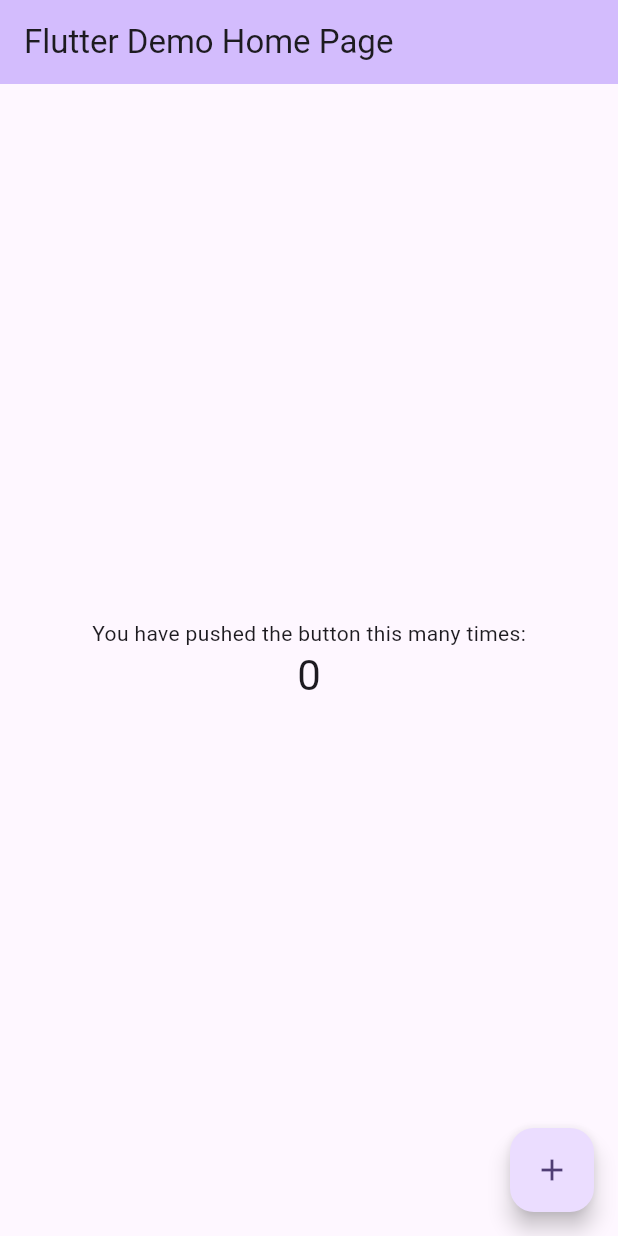
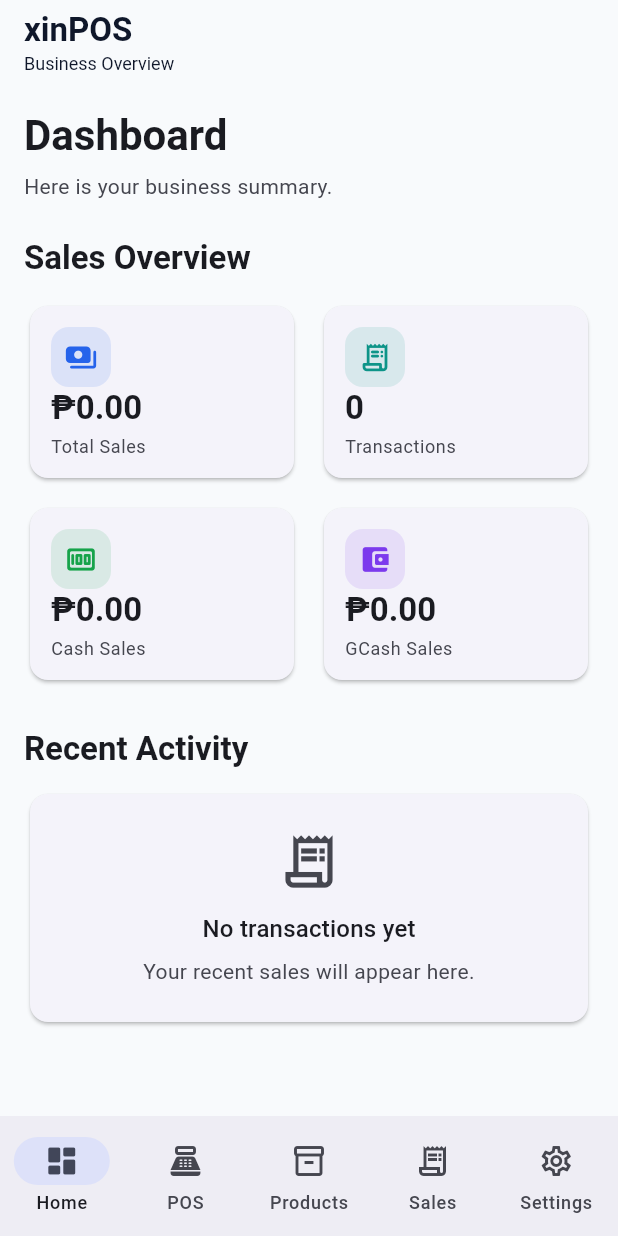
Before and after one commit to jinxinyii/xinpos, a Flutter app: the screen it shows after launch, on a phone screen of 412 x 824 dp. Run offline on Flutter 3.47's test engine with Material 3 defaults, Android fonts, the phone set to English and light mode, and no system bars; our stand-ins replace flutter_riverpod, go_router.

Commit message:
feat: implement core application structure with routing and theming

```diff
--- /dev/null
+++ b/lib/app.dart
@@ -0,0 +1,20 @@
+import 'package:flutter/material.dart';
+
+import 'core/router/app_router.dart';
+import 'core/theme/app_theme.dart';
+
+class XinPosApp extends StatelessWidget {
+  const XinPosApp({super.key});
+
+  @override
+  Widget build(BuildContext context) {
+    return MaterialApp.router(
+      title: 'xinPOS',
+      debugShowCheckedModeBanner: false,
+      theme: AppTheme.lightTheme,
+      darkTheme: AppTheme.darkTheme,
+      themeMode: ThemeMode.system,
+      routerConfig: appRouter,
+    );
+  }
+}
--- /dev/null
+++ b/lib/core/router/app_router.dart
@@ -0,0 +1,77 @@
+import 'package:flutter/material.dart';
+import 'package:go_router/go_router.dart';
+
+import '../../features/dashboard/presentation/screens/dashboard_screen.dart';
+import '../../shared/widgets/feature_placeholder.dart';
+import 'main_scaffold.dart';
+
+final GoRouter appRouter = GoRouter(
+  initialLocation: '/',
+  routes: [
+    StatefulShellRoute.indexedStack(
+      builder: (context, state, navigationShell) {
+        return MainScaffold(
+          navigationShell: navigationShell,
+        );
+      },
+      branches: [
+        StatefulShellBranch(
+          routes: [
+            GoRoute(
+              path: '/',
+              builder: (context, state) => const DashboardScreen(),
+            ),
+          ],
+        ),
+        StatefulShellBranch(
+          routes: [
+            GoRoute(
+              path: '/pos',
+              builder: (context, state) => const FeaturePlaceholder(
+                title: 'Point of Sale',
+                description: 'Process customer purchases and payments.',
+                icon: Icons.point_of_sale_rounded,
+              ),
+            ),
+          ],
+        ),
+        StatefulShellBranch(
+          routes: [
+            GoRoute(
+              path: '/products',
+              builder: (context, state) => const FeaturePlaceholder(
+                title: 'Products',
+                description: 'Manage your products, prices and barcodes.',
+                icon: Icons.inventory_2_rounded,
+              ),
+            ),
+          ],
+        ),
+        StatefulShellBranch(
+          routes: [
+            GoRoute(
+              path: '/sales',
+              builder: (context, state) => const FeaturePlaceholder(
+                title: 'Sales History',
+                description: 'Review your transactions and sales records.',
+                icon: Icons.receipt_long_rounded,
+              ),
+            ),
+          ],
+        ),
+        StatefulShellBranch(
+          routes: [
+            GoRoute(
+              path: '/settings',
+              builder: (context, state) => const FeaturePlaceholder(
+                title: 'Settings',
+                description: 'Manage your business and application settings.',
+                icon: Icons.settings_rounded,
+              ),
+            ),
+          ],
+        ),
+      ],
+    ),
+  ],
+);
--- /dev/null
+++ b/lib/core/router/main_scaffold.dart
@@ -0,0 +1,89 @@
+import 'package:flutter/material.dart';
+import 'package:go_router/go_router.dart';
+
+class MainScaffold extends StatelessWidget {
+  final StatefulNavigationShell navigationShell;
+
+  const MainScaffold({
+    super.key,
+    required this.navigationShell,
+  });
+
+  static const List<NavigationDestination> destinations = [
+    NavigationDestination(
+      icon: Icon(Icons.dashboard_outlined),
+      selectedIcon: Icon(Icons.dashboard_rounded),
+      label: 'Home',
+    ),
+    NavigationDestination(
+      icon: Icon(Icons.point_of_sale_outlined),
+      selectedIcon: Icon(Icons.point_of_sale_rounded),
+      label: 'POS',
+    ),
+    NavigationDestination(
+      icon: Icon(Icons.inventory_2_outlined),
+      selectedIcon: Icon(Icons.inventory_2_rounded),
+      label: 'Products',
+    ),
+    NavigationDestination(
+      icon: Icon(Icons.receipt_long_outlined),
+      selectedIcon: Icon(Icons.receipt_long_rounded),
+      label: 'Sales',
+    ),
+    NavigationDestination(
+      icon: Icon(Icons.settings_outlined),
+      selectedIcon: Icon(Icons.settings_rounded),
+      label: 'Settings',
+    ),
+  ];
+
+  void _onDestinationSelected(int index) {
+    navigationShell.goBranch(
+      index,
+      initialLocation: index == navigationShell.currentIndex,
+    );
+  }
+
+  @override
+  Widget build(BuildContext context) {
+    return LayoutBuilder(
+      builder: (context, constraints) {
+        final isTablet = constraints.maxWidth >= 800;
+
+        if (isTablet) {
+          return Scaffold(
+            body: Row(
+              children: [
+                NavigationRail(
+                  selectedIndex: navigationShell.currentIndex,
+                  onDestinationSelected: _onDestinationSelected,
+                  labelType: NavigationRailLabelType.all,
+                  destinations: destinations.map((destination) {
+                    return NavigationRailDestination(
+                      icon: destination.icon,
+                      selectedIcon: destination.selectedIcon,
+                      label: Text(destination.label),
+                    );
+                  }).toList(),
+                ),
+                const VerticalDivider(width: 1),
+                Expanded(
+                  child: navigationShell,
+                ),
+              ],
+            ),
+          );
+        }
+
+        return Scaffold(
+          body: navigationShell,
+          bottomNavigationBar: NavigationBar(
+            selectedIndex: navigationShell.currentIndex,
+            onDestinationSelected: _onDestinationSelected,
+            destinations: destinations,
+          ),
+        );
+      },
+    );
+  }
+}
--- /dev/null
+++ b/lib/core/theme/app_theme.dart
@@ -0,0 +1,32 @@
+import 'package:flutter/material.dart';
+
+class AppTheme {
+  static const Color primaryColor = Color(0xFF2563EB);
+
+  static ThemeData get lightTheme {
+    return ThemeData(
+      useMaterial3: true,
+      colorScheme: ColorScheme.fromSeed(
+        seedColor: primaryColor,
+        brightness: Brightness.light,
+      ),
+      scaffoldBackgroundColor: const Color(0xFFF8FAFC),
+      appBarTheme: const AppBarTheme(
+        backgroundColor: Color(0xFFF8FAFC),
+        foregroundColor: Color(0xFF0F172A),
+        elevation: 0,
+        centerTitle: false,
+      ),
+    );
+  }
+
+  static ThemeData get darkTheme {
+    return ThemeData(
+      useMaterial3: true,
+      colorScheme: ColorScheme.fromSeed(
+        seedColor: primaryColor,
+        brightness: Brightness.dark,
+      ),
+    );
+  }
+}
--- /dev/null
+++ b/lib/features/dashboard/presentation/screens/dashboard_screen.dart
@@ -0,0 +1,208 @@
+import 'package:flutter/material.dart';
+
+class DashboardScreen extends StatelessWidget {
+  const DashboardScreen({super.key});
+
+  @override
+  Widget build(BuildContext context) {
+    final theme = Theme.of(context);
+
+    return Scaffold(
+      appBar: AppBar(
+        title: const Column(
+          crossAxisAlignment: CrossAxisAlignment.start,
+          children: [
+            Text(
+              'xinPOS',
+              style: TextStyle(
+                fontWeight: FontWeight.bold,
+              ),
+            ),
+            Text(
+              'Business Overview',
+              style: TextStyle(
+                fontSize: 12,
+                fontWeight: FontWeight.normal,
+              ),
+            ),
+          ],
+        ),
+      ),
+      body: LayoutBuilder(
+        builder: (context, constraints) {
+          final width = constraints.maxWidth;
+          final crossAxisCount = width >= 1000 ? 4 : 2;
+
+          return SingleChildScrollView(
+            padding: EdgeInsets.all(width >= 800 ? 28 : 16),
+            child: Column(
+              crossAxisAlignment: CrossAxisAlignment.start,
+              children: [
+                Text(
+                  'Dashboard',
+                  style: theme.textTheme.headlineMedium?.copyWith(
+                    fontWeight: FontWeight.bold,
+                  ),
+                ),
+                const SizedBox(height: 6),
+                Text(
+                  'Here is your business summary.',
+                  style: theme.textTheme.bodyMedium?.copyWith(
+                    color: theme.colorScheme.onSurfaceVariant,
+                  ),
+                ),
+                const SizedBox(height: 24),
+                Text(
+                  'Sales Overview',
+                  style: theme.textTheme.titleLarge?.copyWith(
+                    fontWeight: FontWeight.bold,
+                  ),
+                ),
+                const SizedBox(height: 14),
+                GridView.count(
+                  crossAxisCount: crossAxisCount,
+                  shrinkWrap: true,
+                  physics: const NeverScrollableScrollPhysics(),
+                  crossAxisSpacing: 12,
+                  mainAxisSpacing: 12,
+                  childAspectRatio: width >= 800 ? 1.8 : 1.5,
+                  children: const [
+                    DashboardMetricCard(
+                      title: 'Total Sales',
+                      value: '₱0.00',
+                      icon: Icons.payments_rounded,
+                      color: Color(0xFF2563EB),
+                    ),
+                    DashboardMetricCard(
+                      title: 'Transactions',
+                      value: '0',
+                      icon: Icons.receipt_long_rounded,
+                      color: Color(0xFF0D9488),
+                    ),
+                    DashboardMetricCard(
+                      title: 'Cash Sales',
+                      value: '₱0.00',
+                      icon: Icons.money_rounded,
+                      color: Color(0xFF16A34A),
+                    ),
+                    DashboardMetricCard(
+                      title: 'GCash Sales',
+                      value: '₱0.00',
+                      icon: Icons.account_balance_wallet_rounded,
+                      color: Color(0xFF7C3AED),
+                    ),
+                  ],
+                ),
+                const SizedBox(height: 28),
+                Text(
+                  'Recent Activity',
+                  style: theme.textTheme.titleLarge?.copyWith(
+                    fontWeight: FontWeight.bold,
+                  ),
+                ),
+                const SizedBox(height: 12),
+                Card(
+                  child: Padding(
+                    padding: const EdgeInsets.all(24),
+                    child: SizedBox(
+                      width: double.infinity,
+                      child: Column(
+                        children: [
+                          Icon(
+                            Icons.receipt_long_outlined,
+                            size: 42,
+                            color: theme.colorScheme.onSurfaceVariant,
+                          ),
+                          const SizedBox(height: 12),
+                          Text(
+                            'No transactions yet',
+                            style: theme.textTheme.titleMedium,
+                          ),
+                          const SizedBox(height: 6),
+                          Text(
+                            'Your recent sales will appear here.',
+                            textAlign: TextAlign.center,
+                            style: theme.textTheme.bodyMedium?.copyWith(
+                              color: theme.colorScheme.onSurfaceVariant,
+                            ),
+                          ),
+                        ],
+                      ),
+                    ),
+                  ),
+                ),
+                const SizedBox(height: 20),
+              ],
+            ),
+          );
+        },
+      ),
+    );
+  }
+}
+
+class DashboardMetricCard extends StatelessWidget {
+  final String title;
+  final String value;
+  final IconData icon;
+  final Color color;
+
+  const DashboardMetricCard({
+    super.key,
+    required this.title,
+    required this.value,
+    required this.icon,
+    required this.color,
+  });
+
+  @override
+  Widget build(BuildContext context) {
+    final theme = Theme.of(context);
+
+    return Card(
+      child: Padding(
+        padding: const EdgeInsets.all(14),
+        child: Column(
+          crossAxisAlignment: CrossAxisAlignment.start,
+          mainAxisAlignment: MainAxisAlignment.spaceBetween,
+          children: [
+            Container(
+              padding: const EdgeInsets.all(9),
+              decoration: BoxDecoration(
+                color: color.withValues(alpha: 0.12),
+                borderRadius: BorderRadius.circular(12),
+              ),
+              child: Icon(
+                icon,
+                color: color,
+                size: 22,
+              ),
+            ),
+            Column(
+              crossAxisAlignment: CrossAxisAlignment.start,
+              children: [
+                Text(
+                  value,
+                  style: theme.textTheme.titleLarge?.copyWith(
+                    fontWeight: FontWeight.bold,
+                  ),
+                  maxLines: 1,
+                  overflow: TextOverflow.ellipsis,
+                ),
+                const SizedBox(height: 4),
+                Text(
+                  title,
+                  style: theme.textTheme.bodySmall?.copyWith(
+                    color: theme.colorScheme.onSurfaceVariant,
+                  ),
+                  maxLines: 1,
+                  overflow: TextOverflow.ellipsis,
+                ),
+              ],
+            ),
+          ],
+        ),
+      ),
+    );
+  }
+}
--- a/lib/main.dart
+++ b/lib/main.dart
@@ -1,122 +1,15 @@
-import 'package:material_ui/material_ui.dart';
+
+import 'package:flutter/material.dart';
+import 'package:flutter_riverpod/flutter_riverpod.dart';
+
+import 'app.dart';
 
 void main() {
-  runApp(const MyApp());
+  WidgetsFlutterBinding.ensureInitialized();
+
+  runApp(
+    const ProviderScope(
+      child: XinPosApp(),
+    ),
+  );
 }
-
-class MyApp extends StatelessWidget {
-  const MyApp({super.key});
-
-  // This widget is the root of your application.
-  @override
-  Widget build(BuildContext context) {
-    return MaterialApp(
-      title: 'Flutter Demo',
-      theme: ThemeData(
-        // This is the theme of your application.
-        //
-        // TRY THIS: Try running your application with "flutter run". You'll see
-        // the application has a purple toolbar. Then, without quitting the app,
-        // try changing the seedColor in the colorScheme below to Colors.green
-        // and then invoke "hot reload" (save your changes or press the "hot
-        // reload" button in a Flutter-supported IDE, or press "r" if you used
-        // the command line to start the app).
-        //
-        // Notice that the counter didn't reset back to zero; the application
-        // state is not lost during the reload. To reset the state, use hot
-        // restart instead.
-        //
-        // This works for code too, not just values: Most code changes can be
-        // tested with just a hot reload.
-        colorScheme: .fromSeed(seedColor: Colors.deepPurple),
-      ),
-      home: const MyHomePage(title: 'Flutter Demo Home Page'),
-    );
-  }
-}
-
-class MyHomePage extends StatefulWidget {
-  const MyHomePage({super.key, required this.title});
-
-  // This widget is the home page of your application. It is stateful, meaning
-  // that it has a State object (defined below) that contains fields that affect
-  // how it looks.
-
-  // This class is the configuration for the state. It holds the values (in this
-  // case the title) provided by the parent (in this case the App widget) and
-  // used by the build method of the State. Fields in a Widget subclass are
-  // always marked "final".
-
-  final String title;
-
-  @override
-  State<MyHomePage> createState() => _MyHomePageState();
-}
-
-class _MyHomePageState extends State<MyHomePage> {
-  int _counter = 0;
-
-  void _incrementCounter() {
-    setState(() {
-      // This call to setState tells the Flutter framework that something has
-      // changed in this State, which causes it to rerun the build method below
-      // so that the display can reflect the updated values. If we changed
-      // _counter without calling setState(), then the build method would not be
-      // called again, and so nothing would appear to happen.
-      _counter++;
-    });
-  }
-
-  @override
-  Widget build(BuildContext context) {
-    // This method is rerun every time setState is called, for instance as done
-    // by the _incrementCounter method above.
-    //
-    // The Flutter framework has been optimized to make rerunning build methods
-    // fast, so that you can just rebuild anything that needs updating rather
-    // than having to individually change instances of widgets.
-    return Scaffold(
-      appBar: AppBar(
-        // TRY THIS: Try changing the color here to a specific color (to
-        // Colors.amber, perhaps?) and trigger a hot reload to see the AppBar
-        // change color while the other colors stay the same.
-        backgroundColor: Theme.of(context).colorScheme.inversePrimary,
-        // Here we take the value from the MyHomePage object that was created by
-        // the App.build method, and use it to set our appbar title.
-        title: Text(widget.title),
-      ),
-      body: Center(
-        // Center is a layout widget. It takes a single child and positions it
-        // in the middle of the parent.
-        child: Column(
-          // Column is also a layout widget. It takes a list of children and
-          // arranges them vertically. By default, it sizes itself to fit its
-          // children horizontally, and tries to be as tall as its parent.
-          //
-          // Column has various properties to control how it sizes itself and
-          // how it positions its children. Here we use mainAxisAlignment to
-          // center the children vertically; the main axis here is the vertical
-          // axis because Columns are vertical (the cross axis would be
-          // horizontal).
-          //
-          // TRY THIS: Invoke "debug painting" (choose the "Toggle Debug Paint"
-          // action in the IDE, or press "p" in the console), to see the
-          // wireframe for each widget.
-          mainAxisAlignment: .center,
-          children: [
-            const Text('You have pushed the button this many times:'),
-            Text(
-              '$_counter',
-              style: Theme.of(context).textTheme.headlineMedium,
-            ),
-          ],
-        ),
-      ),
-      floatingActionButton: FloatingActionButton(
-        onPressed: _incrementCounter,
-        tooltip: 'Increment',
-        child: const Icon(Icons.add),
-      ),
-    );
-  }
-}
--- /dev/null
+++ b/lib/shared/widgets/feature_placeholder.dart
@@ -0,0 +1,54 @@
+import 'package:flutter/material.dart';
+
+class FeaturePlaceholder extends StatelessWidget {
+  final String title;
+  final String description;
+  final IconData icon;
+
+  const FeaturePlaceholder({
+    super.key,
+    required this.title,
+    required this.description,
+    required this.icon,
+  });
+
+  @override
+  Widget build(BuildContext context) {
+    final colorScheme = Theme.of(context).colorScheme;
+
+    return Scaffold(
+      appBar: AppBar(
+        title: Text(title),
+      ),
+      body: Center(
+        child: Padding(
+          padding: const EdgeInsets.all(24),
+          child: Column(
+            mainAxisSize: MainAxisSize.min,
+            children: [
+              Icon(
+                icon,
+                size: 64,
+                color: colorScheme.primary,
+              ),
+              const SizedBox(height: 20),
+              Text(
+                title,
+                style: Theme.of(context).textTheme.headlineSmall,
+                textAlign: TextAlign.center,
+              ),
+              const SizedBox(height: 8),
+              Text(
+                description,
+                style: Theme.of(context).textTheme.bodyMedium?.copyWith(
+                      color: colorScheme.onSurfaceVariant,
+                    ),
+                textAlign: TextAlign.center,
+              ),
+            ],
+          ),
+        ),
+      ),
+    );
+  }
+}
--- a/pubspec.yaml
+++ b/pubspec.yaml
@@ -35,6 +35,9 @@ dependencies:
   # The following adds the Cupertino Icons font to your application.
   # Use with the CupertinoIcons class for iOS style icons.
   cupertino_icons: ^1.0.8
+  flutter_riverpod: ^3.5.0
+  go_router: ^18.1.4
+  intl: ^0.20.3
 
 dev_dependencies:
   flutter_test:
```
Also changed, not shown: pubspec.lock.
